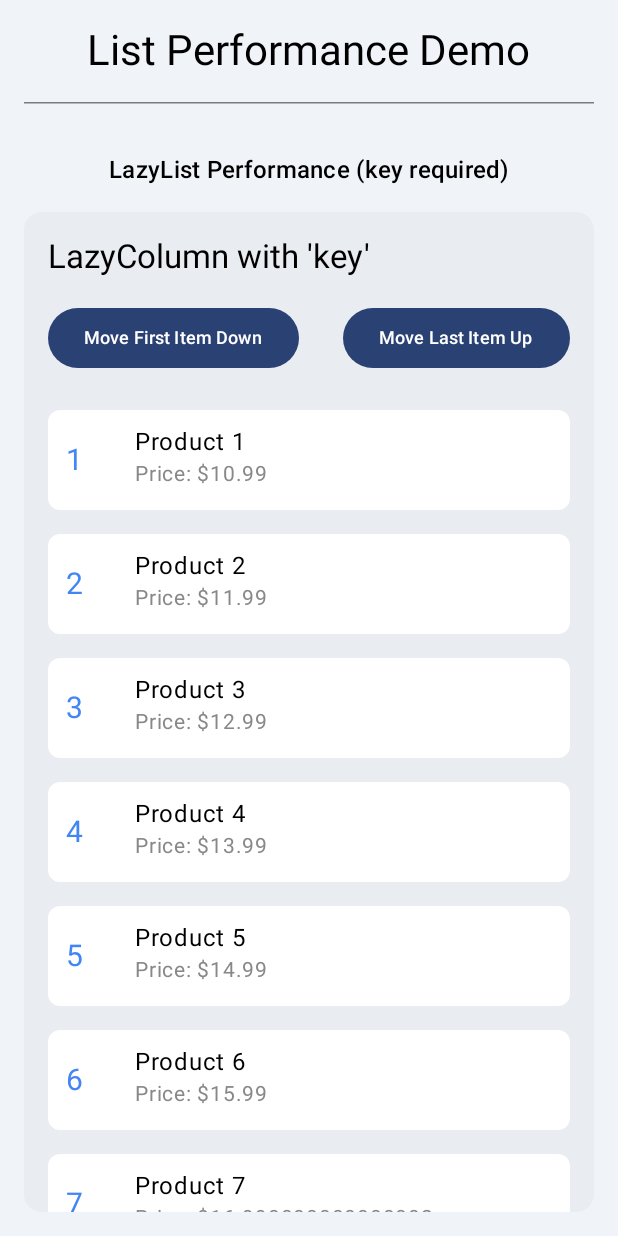
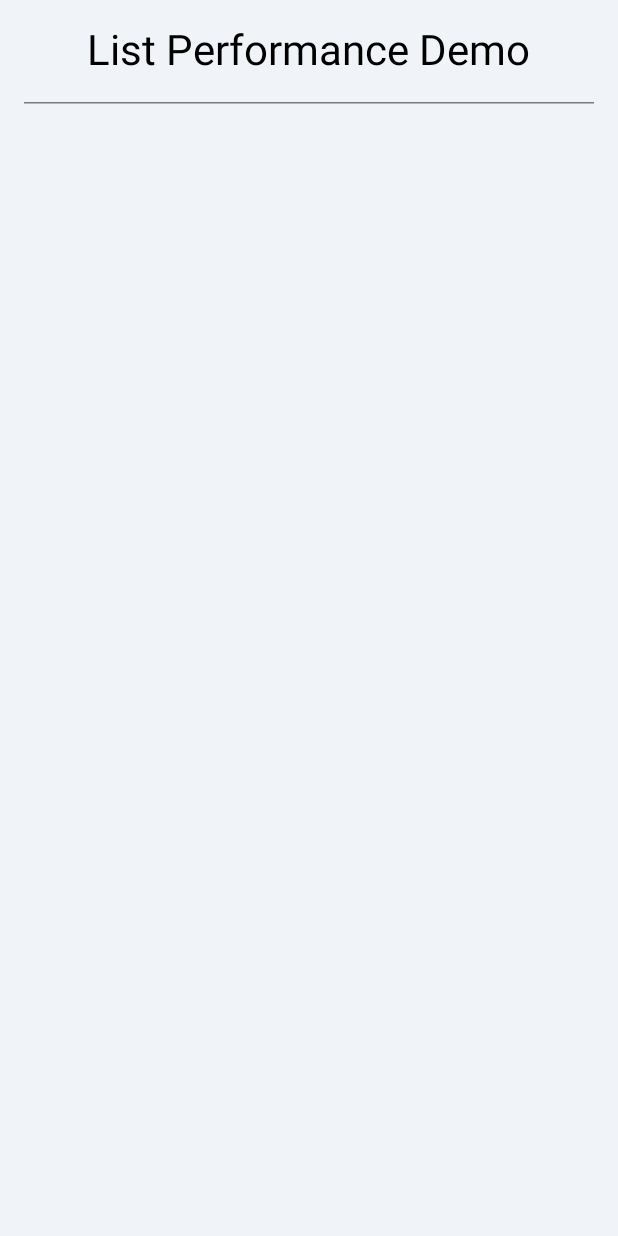
Before and after one commit to isuru10/mad2-list-perfromance, an Android app built with Jetpack Compose: the screen it shows after launch (MainActivity), on a phone screen of 412 x 824 dp. Run offline under Robolectric (Android 15) with nearby library versions, the phone set to English and light mode, and no system bars.

Commit message:
Remove finished code

```diff
--- a/app/src/main/java/com/example/listperformance/MainActivity.kt
+++ b/app/src/main/java/com/example/listperformance/MainActivity.kt
@@ -48,114 +48,34 @@ class MainActivity : ComponentActivity() {
     }
 }
 
-/**
- * @Immutable: A crucial annotation for Compose performance.
- * It tells the Compose compiler that once an instance of this class is created,
- * none of its public properties will ever change.
- * This allows Compose to skip recomposition checks for items using this class
- * when its parent or siblings change, significantly improving speed.
- *
- * Note: All fields must be 'val' for a data class to be truly immutable.
- */
-@Immutable
-data class Product(
-    val id: Int,
-    val name: String,
-    val price: Double
-)
-
-// Dummy data for list demos
-private fun getSampleProducts() = (1..50).map {
-    Product(it, "Product $it", 9.99 + it)
-}
-
-@Composable
-fun ProductListScreen(products: List<Product>, onMove: (Int, Boolean) -> Unit) {
-    Column {
-        Text(
-            "LazyColumn with 'key'",
-            style = MaterialTheme.typography.titleLarge,
-            modifier = Modifier.padding(16.dp)
-        )
-        // Control buttons to demonstrate item movement
-        Row(Modifier.fillMaxWidth().padding(horizontal = 16.dp), horizontalArrangement = Arrangement.SpaceBetween) {
-            Button(
-                onClick = { onMove(0, false) }) {
-                Text("Move First Item Down", fontSize = 12.sp)
-            }
-            Button(
-                onClick = { onMove(products.lastIndex, true) }) {
-                Text("Move Last Item Up", fontSize = 12.sp)
-            }
-        }
-        Spacer(Modifier.height(16.dp))
-
-        // IMPORTANT: The 'key' lambda function ensures Compose correctly tracks each item.
-        // Without it, moving an item might cause all subsequent items to be recreated.
-        LazyColumn(Modifier.fillMaxSize()) {
-            items(
-                items = products,
-                key = { it.id } // VITAL: Using the stable ID for tracking
-            ) { product ->
-                ProductItem(product = product)
-            }
-        }
-    }
-}
-
-@Composable
-fun ProductItem(product: Product) {
-    Log.d("ComposeDebug", "Recomposing item with ID: ${product.id}")
-    // This item will only recompose if the 'product' object itself changes (thanks to @Immutable)
-    Row(
-        modifier = Modifier
-            .fillMaxWidth()
-            .padding(vertical = 8.dp, horizontal = 16.dp)
-            .background(Color.White, RoundedCornerShape(8.dp))
-            .padding(12.dp),
-        verticalAlignment = Alignment.CenterVertically
-    ) {
-        Text(
-            text = product.id.toString(),
-            fontSize = 20.sp,
-            color = Color(0xFF4285F4),
-            modifier = Modifier.width(30.dp)
-        )
-        Spacer(Modifier.width(16.dp))
-        Column(Modifier.weight(1f)) {
-            Text(product.name, style = MaterialTheme.typography.bodyLarge)
-            Text("Price: \$${product.price}", color = Color.Gray, fontSize = 14.sp)
-        }
-    }
-}
 
 @Composable
 fun ListPerformanceDemoApp() {
-    var listKey by remember { mutableStateOf(0) }
+//    var listKey by remember { mutableStateOf(0) }
 
-    // Manage a mutable list for the LazyColumn demo
-    var products by remember { mutableStateOf(getSampleProducts()) }
+//    // Manage a mutable list for the LazyColumn demo
+//    var products by remember { mutableStateOf(getSampleProducts()) }
 
-    // Helper function to simulate list item movement
-    val onMove: (Int, Boolean) -> Unit = { index, isUp ->
-        products = products.toMutableList().apply {
-            if (isUp) {
-                // Move Item at index 0 up (i.e., swap with the element before it, or move to end if at start)
-                if (index > 0) {
-                    val item = removeAt(index)
-                    add(index - 1, item)
-                }
-            } else {
-                // Move Item at index X down (i.e., swap with the element after it)
-                if (index < size - 1) {
-                    val item = removeAt(index)
-                    add(index + 1, item)
-                }
-            }
-        }.toList()
-        // Force a state update
-        listKey++
-    }
+//    // Helper function to simulate list item movement
+//    val onMove: (Int, Boolean) -> Unit = { index, isUp ->
+//        products = products.toMutableList().apply {
+//            if (isUp) {
+//                // Move Item at index 0 up (i.e., swap with the element before it, or move to end if at start)
+//                if (index > 0) {
+//                    val item = removeAt(index)
+//                    add(index - 1, item)
+//                }
+//            } else {
+//                // Move Item at index X down (i.e., swap with the element after it)
+//                if (index < size - 1) {
+//                    val item = removeAt(index)
+//                    add(index + 1, item)
+//                }
+//            }
+//        }.toList()
+//        // Force a state update
+//        listKey++
+//    }
 
     MaterialTheme {
         Column(
@@ -166,13 +86,13 @@ fun ListPerformanceDemoApp() {
             HorizontalDivider()
             Spacer(Modifier.height(16.dp))
 
-            // -- List Performance Demo --
-            Text("LazyList Performance (key required)", style = MaterialTheme.typography.titleMedium, modifier = Modifier.padding(vertical = 16.dp))
-            Box(
-                modifier = Modifier.weight(1f).fillMaxWidth().background(Color.LightGray.copy(alpha = 0.2f), RoundedCornerShape(12.dp))
-            ) {
-                ProductListScreen(products, onMove)
-            }
+//            // -- List Performance Demo --
+//            Text("LazyList Performance (key required)", style = MaterialTheme.typography.titleMedium, modifier = Modifier.padding(vertical = 16.dp))
+//            Box(
+//                modifier = Modifier.weight(1f).fillMaxWidth().background(Color.LightGray.copy(alpha = 0.2f), RoundedCornerShape(12.dp))
+//            ) {
+//                ProductListScreen(products, onMove)
+//            }
         }
     }
 }
```
